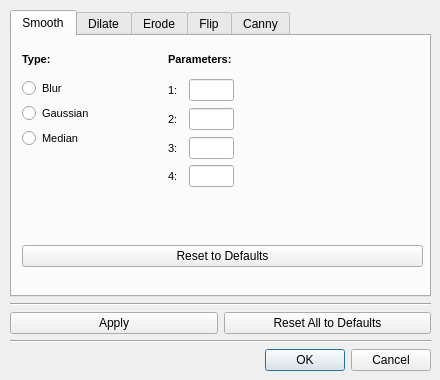
Qt form src/ImageProcessingSettingsDialog.ui (hasbegun/EyeD) before a commit.
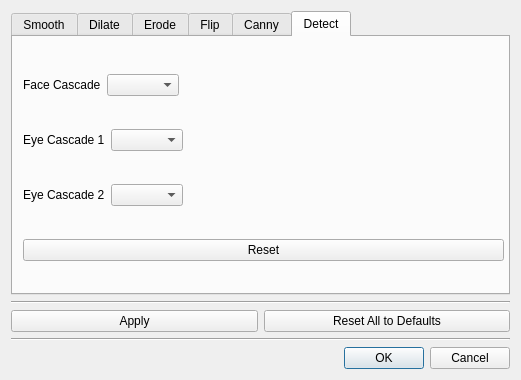
The same form after that commit.

Commit message: add detect settings

```diff
--- a/src/ImageProcessingSettingsDialog.ui
+++ b/src/ImageProcessingSettingsDialog.ui
@@ -6,27 +6,20 @@
    <rect>
     <x>0</x>
     <y>0</y>
-    <width>440</width>
+    <width>521</width>
     <height>380</height>
    </rect>
   </property>
   <property name="windowTitle">
    <string>Image Processing Settings</string>
   </property>
-  <widget class="QWidget" name="layoutWidget1">
-   <property name="geometry">
-    <rect>
-     <x>10</x>
-     <y>10</y>
-     <width>421</width>
-     <height>361</height>
-    </rect>
-   </property>
+  <layout class="QHBoxLayout" name="horizontalLayout_2">
+   <item>
    <layout class="QVBoxLayout" name="verticalLayout_40">
     <item>
      <widget class="QTabWidget" name="tabWidget">
       <property name="currentIndex">
-       <number>0</number>
+        <number>5</number>
       </property>
       <widget class="QWidget" name="smoothTab_5">
        <attribute name="title">
@@ -37,7 +30,7 @@
          <rect>
           <x>10</x>
           <y>10</y>
-          <width>401</width>
+           <width>481</width>
           <height>221</height>
          </rect>
         </property>
@@ -68,9 +61,10 @@
                </property>
                <property name="font">
                 <font>
-                 <pointsize>8</pointsize>
-                 <weight>75</weight>
-                 <bold>true</bold>
+                  <family>Menlo</family>
+                  <pointsize>11</pointsize>
+                  <weight>50</weight>
+                  <bold>false</bold>
                 </font>
                </property>
                <property name="text">
@@ -90,7 +84,10 @@
                  </property>
                  <property name="font">
                   <font>
-                   <pointsize>8</pointsize>
+                    <family>Menlo</family>
+                    <pointsize>11</pointsize>
+                    <weight>50</weight>
+                    <bold>false</bold>
                   </font>
                  </property>
                  <property name="text">
@@ -111,7 +108,10 @@
                  </property>
                  <property name="font">
                   <font>
-                   <pointsize>8</pointsize>
+                    <family>Menlo</family>
+                    <pointsize>11</pointsize>
+                    <weight>50</weight>
+                    <bold>false</bold>
                   </font>
                  </property>
                  <property name="text">
@@ -132,7 +132,10 @@
                  </property>
                  <property name="font">
                   <font>
-                   <pointsize>8</pointsize>
+                    <family>Menlo</family>
+                    <pointsize>11</pointsize>
+                    <weight>50</weight>
+                    <bold>false</bold>
                   </font>
                  </property>
                  <property name="text">
@@ -178,9 +181,10 @@
                </property>
                <property name="font">
                 <font>
-                 <pointsize>8</pointsize>
-                 <weight>75</weight>
-                 <bold>true</bold>
+                  <family>Menlo</family>
+                  <pointsize>11</pointsize>
+                  <weight>50</weight>
+                  <bold>false</bold>
                 </font>
                </property>
                <property name="text">
@@ -214,7 +218,10 @@
                    </property>
                    <property name="font">
                     <font>
-                     <pointsize>8</pointsize>
+                      <family>Menlo</family>
+                      <pointsize>11</pointsize>
+                      <weight>50</weight>
+                      <bold>false</bold>
                     </font>
                    </property>
                    <property name="text">
@@ -244,7 +251,10 @@
                    </property>
                    <property name="font">
                     <font>
-                     <pointsize>8</pointsize>
+                      <family>Menlo</family>
+                      <pointsize>11</pointsize>
+                      <weight>50</weight>
+                      <bold>false</bold>
                     </font>
                    </property>
                   </widget>
@@ -301,7 +311,10 @@
                    </property>
                    <property name="font">
                     <font>
-                     <pointsize>8</pointsize>
+                      <family>Menlo</family>
+                      <pointsize>11</pointsize>
+                      <weight>50</weight>
+                      <bold>false</bold>
                     </font>
                    </property>
                    <property name="text">
@@ -331,7 +344,10 @@
                    </property>
                    <property name="font">
                     <font>
-                     <pointsize>8</pointsize>
+                      <family>Menlo</family>
+                      <pointsize>11</pointsize>
+                      <weight>50</weight>
+                      <bold>false</bold>
                     </font>
                    </property>
                   </widget>
@@ -388,7 +404,10 @@
                    </property>
                    <property name="font">
                     <font>
-                     <pointsize>8</pointsize>
+                      <family>Menlo</family>
+                      <pointsize>11</pointsize>
+                      <weight>50</weight>
+                      <bold>false</bold>
                     </font>
                    </property>
                    <property name="text">
@@ -418,7 +437,10 @@
                    </property>
                    <property name="font">
                     <font>
-                     <pointsize>8</pointsize>
+                      <family>Menlo</family>
+                      <pointsize>11</pointsize>
+                      <weight>50</weight>
+                      <bold>false</bold>
                     </font>
                    </property>
                   </widget>
@@ -475,7 +497,10 @@
                    </property>
                    <property name="font">
                     <font>
-                     <pointsize>8</pointsize>
+                      <family>Menlo</family>
+                      <pointsize>11</pointsize>
+                      <weight>50</weight>
+                      <bold>false</bold>
                     </font>
                    </property>
                    <property name="text">
@@ -505,7 +530,10 @@
                    </property>
                    <property name="font">
                     <font>
-                     <pointsize>8</pointsize>
+                      <family>Menlo</family>
+                      <pointsize>11</pointsize>
+                      <weight>50</weight>
+                      <bold>false</bold>
                     </font>
                    </property>
                   </widget>
@@ -1171,6 +1199,115 @@
         </layout>
        </widget>
       </widget>
+       <widget class="QWidget" name="Detect">
+        <attribute name="title">
+         <string>Detect</string>
+        </attribute>
+        <widget class="QWidget" name="verticalLayoutWidget">
+         <property name="geometry">
+          <rect>
+           <x>10</x>
+           <y>10</y>
+           <width>481</width>
+           <height>241</height>
+          </rect>
+         </property>
+         <layout class="QVBoxLayout" name="verticalLayout">
+          <item>
+           <layout class="QHBoxLayout" name="horizontalLayout">
+            <item>
+             <widget class="QLabel" name="label">
+              <property name="text">
+               <string>Face Cascade</string>
+              </property>
+             </widget>
+            </item>
+            <item>
+             <widget class="QComboBox" name="faceCascadeCombo"/>
+            </item>
+            <item>
+             <spacer name="horizontalSpacer">
+              <property name="orientation">
+               <enum>Qt::Horizontal</enum>
+              </property>
+              <property name="sizeHint" stdset="0">
+               <size>
+                <width>40</width>
+                <height>20</height>
+               </size>
+              </property>
+             </spacer>
+            </item>
+           </layout>
+          </item>
+          <item>
+           <layout class="QHBoxLayout" name="horizontalLayout_3">
+            <item>
+             <widget class="QLabel" name="label_2">
+              <property name="text">
+               <string>Eye Cascade 1</string>
+              </property>
+             </widget>
+            </item>
+            <item>
+             <widget class="QComboBox" name="eyeCascade1Combo"/>
+            </item>
+            <item>
+             <spacer name="horizontalSpacer_2">
+              <property name="orientation">
+               <enum>Qt::Horizontal</enum>
+              </property>
+              <property name="sizeHint" stdset="0">
+               <size>
+                <width>40</width>
+                <height>20</height>
+               </size>
+              </property>
+             </spacer>
+            </item>
+           </layout>
+          </item>
+          <item>
+           <layout class="QHBoxLayout" name="horizontalLayout_4">
+            <item>
+             <widget class="QLabel" name="label_3">
+              <property name="text">
+               <string>Eye Cascade 2</string>
+              </property>
+             </widget>
+            </item>
+            <item>
+             <widget class="QComboBox" name="eyeCascade2Combo"/>
+            </item>
+            <item>
+             <spacer name="horizontalSpacer_3">
+              <property name="orientation">
+               <enum>Qt::Horizontal</enum>
+              </property>
+              <property name="sizeHint" stdset="0">
+               <size>
+                <width>40</width>
+                <height>20</height>
+               </size>
+              </property>
+             </spacer>
+            </item>
+           </layout>
+          </item>
+          <item>
+           <layout class="QHBoxLayout" name="horizontalLayout_5">
+            <item>
+             <widget class="QPushButton" name="resetDetectToDefaultsButton">
+              <property name="text">
+               <string>Reset</string>
+              </property>
+             </widget>
+            </item>
+           </layout>
+          </item>
+         </layout>
+        </widget>
+       </widget>
      </widget>
     </item>
     <item>
@@ -1216,7 +1353,8 @@
      </widget>
     </item>
    </layout>
-  </widget>
+   </item>
+  </layout>
  </widget>
  <tabstops>
   <tabstop>tabWidget</tabstop>
```
Left out of the diff: 173 changed lines with no effect on the pictures. Lines whose indentation alone changed are shown as unchanged. The commit also changes 9 other files.
